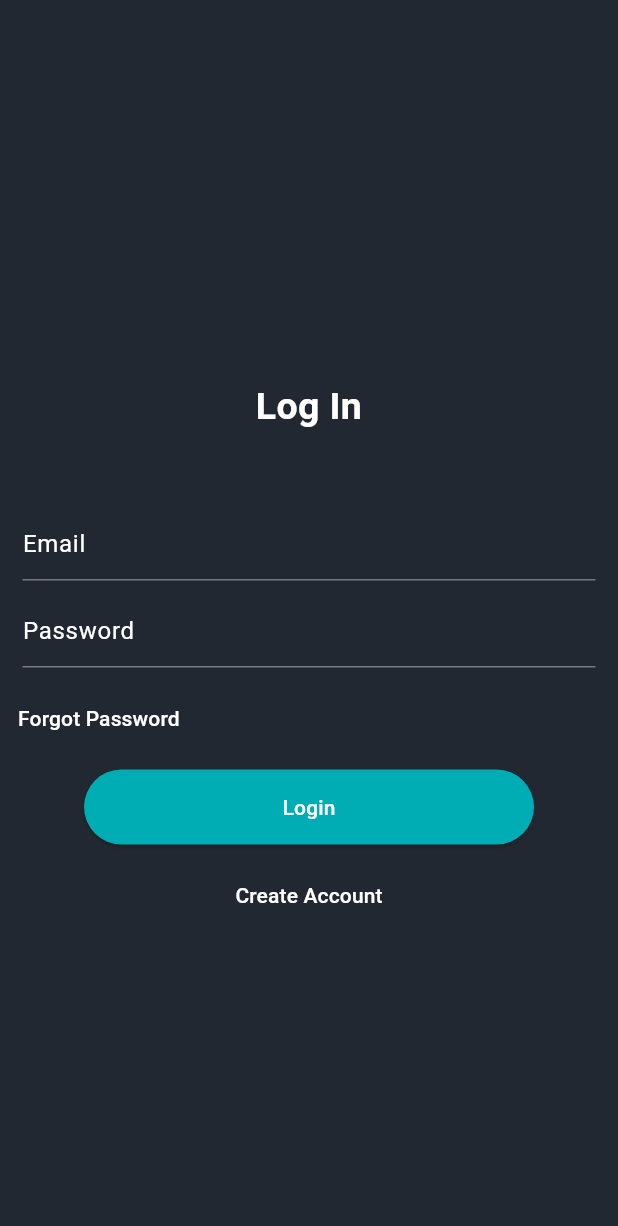
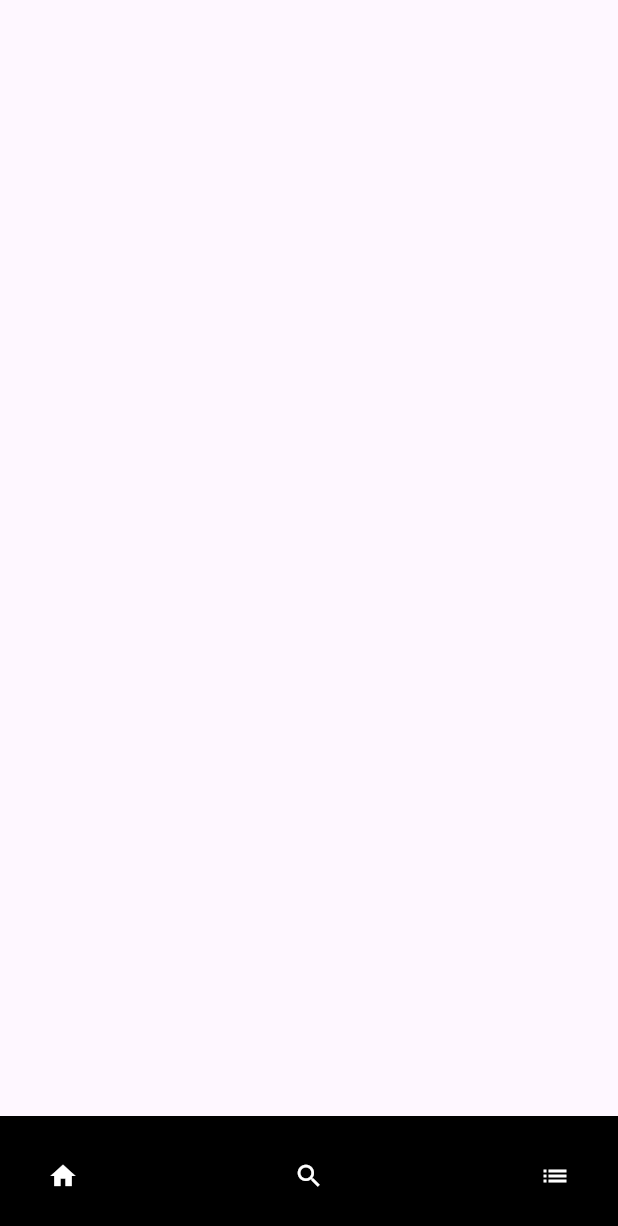
Before and after one commit to fwdAndroid/truecrime, a Flutter app: the SignInEmail screen opened directly, after a tap on "Login", on a phone screen of 412 x 824 dp. Shown: the top 1226 px of the screen. Run offline on Flutter 3.47's test engine with Material 2 defaults, Android fonts, the phone set to English and light mode, and no system bars; our stand-ins replace social_login_buttons.

Commit message:
Main Page Start

```diff
--- a/lib/auth/signin_email.dart
+++ b/lib/auth/signin_email.dart
@@ -1,6 +1,7 @@
 import 'package:flutter/material.dart';
 import 'package:truecrime/auth/email_signup.dart';
 import 'package:truecrime/auth/forgot_password.dart';
+import 'package:truecrime/dashboard/main_screen.dart';
 
 class SignInEmail extends StatefulWidget {
   const SignInEmail({super.key});
@@ -75,7 +76,10 @@ class _SignInEmailState extends State<SignInEmail> {
             height: 10,
           ),
           ElevatedButton(
-            onPressed: () {},
+            onPressed: () {
+              Navigator.push(context,
+                  MaterialPageRoute(builder: (builder) => MainScreen()));
+            },
             child: Text(
               "Login",
               style: TextStyle(color: Colors.white),
--- /dev/null
+++ b/lib/dashboard/main_screen.dart
@@ -0,0 +1,106 @@
+import 'package:flutter/material.dart';
+import 'package:truecrime/dashboard/screens/home_page.dart';
+import 'package:truecrime/dashboard/screens/list_page.dart';
+import 'package:truecrime/dashboard/screens/search_page.dart';
+
+class MainScreen extends StatefulWidget {
+  // MainScreen ({Key key}) : super(key: key);
+
+  @override
+  _MainScreenState createState() => _MainScreenState();
+}
+
+class _MainScreenState extends State<MainScreen> {
+  int currentTab = 0; // to keep track of active tab index
+  final List<Widget> screens = [
+    const HomePage(),
+  ]; // to store nested tabs
+  final PageStorageBucket bucket = PageStorageBucket();
+  Widget currentScreen = const HomePage(); // Our first view in viewport
+
+  @override
+  Widget build(BuildContext context) {
+    return Scaffold(
+      body: PageStorage(
+        child: currentScreen,
+        bucket: bucket,
+      ),
+      bottomNavigationBar: BottomAppBar(
+        color: Colors.black,
+        child: Container(
+          height: 30,
+          child: Row(
+            mainAxisAlignment: MainAxisAlignment.spaceBetween,
+            children: [
+              //Welcome
+              MaterialButton(
+                minWidth: 40,
+                onPressed: () {
+                  setState(() {
+                    currentScreen =
+                        const HomePage(); // if user taps on this dashboard tab will be active
+                    currentTab = 0;
+                  });
+                },
+                child: Column(
+                  mainAxisAlignment: MainAxisAlignment.center,
+                  children: <Widget>[
+                    Icon(
+                      Icons.home,
+                      color: Colors.white,
+                      size: 20,
+                    )
+                  ],
+                ),
+              ),
+
+              //Calender
+              MaterialButton(
+                minWidth: 40,
+                onPressed: () {
+                  setState(() {
+                    currentScreen =
+                        const SearchPage(); // if user taps on this dashboard tab will be active
+
+                    currentTab = 1;
+                  });
+                },
+                child: Column(
+                  mainAxisAlignment: MainAxisAlignment.center,
+                  children: <Widget>[
+                    Icon(
+                      Icons.search,
+                      color: Colors.white,
+                      size: 20,
+                    )
+                  ],
+                ),
+              ),
+              //Chat
+              MaterialButton(
+                minWidth: 40,
+                onPressed: () {
+                  setState(() {
+                    currentScreen = ListPage();
+                    // if user taps on this dashboard tab will be active
+                    currentTab = 2;
+                  });
+                },
+                child: Column(
+                  mainAxisAlignment: MainAxisAlignment.center,
+                  children: <Widget>[
+                    Icon(
+                      Icons.list,
+                      color: Colors.white,
+                      size: 20,
+                    )
+                  ],
+                ),
+              ),
+            ],
+          ),
+        ),
+      ),
+    );
+  }
+}
--- /dev/null
+++ b/lib/dashboard/screens/home_page.dart
@@ -0,0 +1,15 @@
+import 'package:flutter/material.dart';
+
+class HomePage extends StatefulWidget {
+  const HomePage({super.key});
+
+  @override
+  State<HomePage> createState() => _HomePageState();
+}
+
+class _HomePageState extends State<HomePage> {
+  @override
+  Widget build(BuildContext context) {
+    return const Scaffold();
+  }
+}
```
Also changed, not shown: lib/auth/login_page.dart (+9 -2 lines), lib/dashboard/screens/list_page.dart (added, +15 -0 lines), lib/dashboard/screens/search_page.dart (added, +15 -0 lines).
